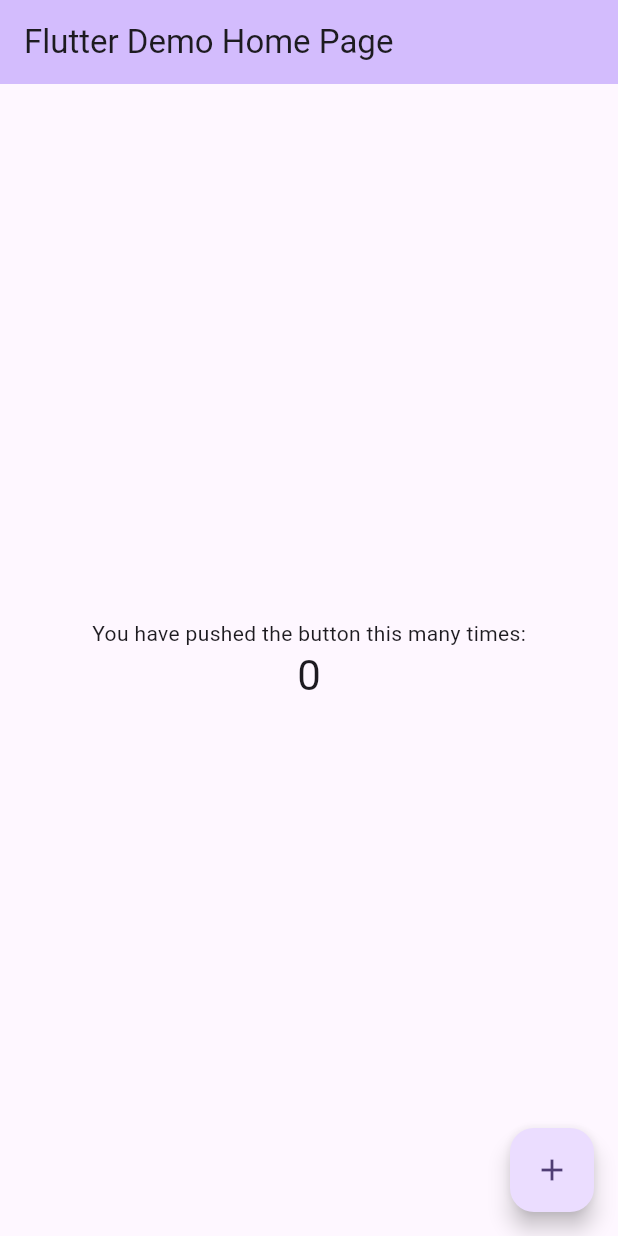
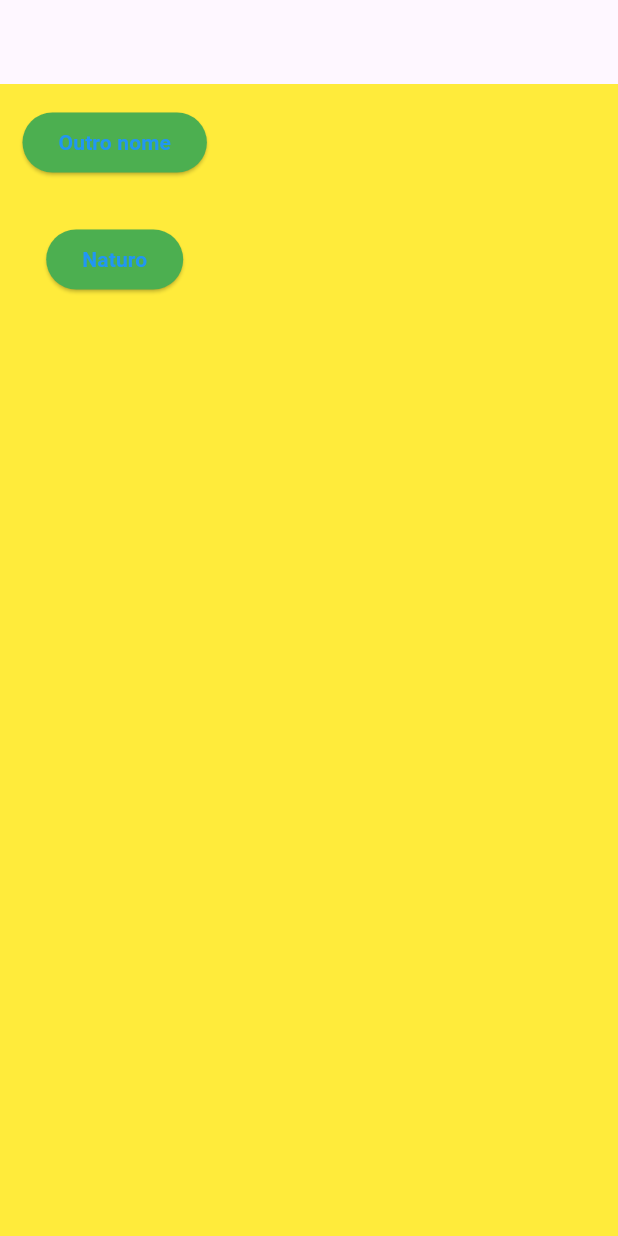
Before and after one commit to fecastilhos22/SCTEC, a Flutter app: the screen it shows after launch, on a phone screen of 412 x 824 dp. Run offline on Flutter 3.47's test engine with Material 3 defaults, Android fonts, the light colour scheme and no system bars.

Commit message:
study: aulas do dia 01 e 03/06

```diff
--- /dev/null
+++ b/flutter/primeiro_projeto_flutter_sctec/lib/app/home/home_page.dart
@@ -0,0 +1,30 @@
+import 'package:flutter/material.dart';
+import 'package:primeiro_projeto_flutter_sctec/app/shared/components/button_default_widget.dart';
+
+class HomePage extends StatelessWidget {
+  const HomePage({super.key});
+
+  @override
+  Widget build(BuildContext context) {
+    return Scaffold(
+      backgroundColor: Colors.yellow,
+      appBar: AppBar(),
+      body: Column(
+        children: [
+          ButtonDefaultWidget(
+            btnLabel: 'Outro nome',
+            action: (){
+              print('btn 1');
+            },
+          ),
+          ButtonDefaultWidget(
+            btnLabel: 'Naturo',
+            action: (){
+              print('Rsengan');
+            },
+          ),
+        ],
+      ),
+    );
+  }
+}
--- /dev/null
+++ b/flutter/primeiro_projeto_flutter_sctec/lib/app/shared/components/button_default_widget.dart
@@ -0,0 +1,18 @@
+import 'package:flutter/material.dart';
+
+class ButtonDefaultWidget extends StatelessWidget {
+  final String btnLabel;
+  final VoidCallback? action;
+  const ButtonDefaultWidget({super.key,required this.btnLabel,this.action});
+
+  @override
+  Widget build(BuildContext context) {
+    return Container(
+      margin: EdgeInsets.all(15),
+      child:ElevatedButton(
+       style: ButtonStyle(backgroundColor: .all(Colors.green)),
+       onPressed: action,
+       child: Text(btnLabel,style: TextStyle(fontWeight: .bold,color: Colors.blue),))
+    );
+  }
+}
--- /dev/null
+++ b/flutter/primeiro_projeto_flutter_sctec/lib/core/app_widget.dart
@@ -0,0 +1,13 @@
+import 'package:flutter/material.dart';
+import 'package:primeiro_projeto_flutter_sctec/app/home/home_page.dart';
+
+class AppWidget extends StatelessWidget {
+  const AppWidget({super.key});
+
+  @override
+  Widget build(BuildContext context) {//buildContext referencia onde está na árvore
+    return MaterialApp(home: HomePage(),
+
+    );
+  }
+}
--- /dev/null
+++ b/flutter/primeiro_projeto_flutter_sctec/lib/core/bootstrap.dart
@@ -0,0 +1,14 @@
+import 'dart:async';
+
+import 'package:flutter/material.dart';
+import 'package:primeiro_projeto_flutter_sctec/core/app_widget.dart';
+
+void bootstrap(){
+ return runZonedGuarded(() {
+   //Firebase
+   //Injeção de dependência
+   //Mixpanel
+   //Banco de dados,
+   runApp(AppWidget());
+ }, (error,stack) {});
+}
--- a/flutter/primeiro_projeto_flutter_sctec/lib/main.dart
+++ b/flutter/primeiro_projeto_flutter_sctec/lib/main.dart
@@ -1,122 +1,3 @@
-import 'package:flutter/material.dart';
+import 'package:primeiro_projeto_flutter_sctec/core/bootstrap.dart';
 
-void main() {
-  runApp(const MyApp());
-}
-
-class MyApp extends StatelessWidget {
-  const MyApp({super.key});
-
-  // This widget is the root of your application.
-  @override
-  Widget build(BuildContext context) {
-    return MaterialApp(
-      title: 'Flutter Demo',
-      theme: ThemeData(
-        // This is the theme of your application.
-        //
-        // TRY THIS: Try running your application with "flutter run". You'll see
-        // the application has a purple toolbar. Then, without quitting the app,
-        // try changing the seedColor in the colorScheme below to Colors.green
-        // and then invoke "hot reload" (save your changes or press the "hot
-        // reload" button in a Flutter-supported IDE, or press "r" if you used
-        // the command line to start the app).
-        //
-        // Notice that the counter didn't reset back to zero; the application
-        // state is not lost during the reload. To reset the state, use hot
-        // restart instead.
-        //
-        // This works for code too, not just values: Most code changes can be
-        // tested with just a hot reload.
-        colorScheme: .fromSeed(seedColor: Colors.deepPurple),
-      ),
-      home: const MyHomePage(title: 'Flutter Demo Home Page'),
-    );
-  }
-}
-
-class MyHomePage extends StatefulWidget {
-  const MyHomePage({super.key, required this.title});
-
-  // This widget is the home page of your application. It is stateful, meaning
-  // that it has a State object (defined below) that contains fields that affect
-  // how it looks.
-
-  // This class is the configuration for the state. It holds the values (in this
-  // case the title) provided by the parent (in this case the App widget) and
-  // used by the build method of the State. Fields in a Widget subclass are
-  // always marked "final".
-
-  final String title;
-
-  @override
-  State<MyHomePage> createState() => _MyHomePageState();
-}
-
-class _MyHomePageState extends State<MyHomePage> {
-  int _counter = 0;
-
-  void _incrementCounter() {
-    setState(() {
-      // This call to setState tells the Flutter framework that something has
-      // changed in this State, which causes it to rerun the build method below
-      // so that the display can reflect the updated values. If we changed
-      // _counter without calling setState(), then the build method would not be
-      // called again, and so nothing would appear to happen.
-      _counter++;
-    });
-  }
-
-  @override
-  Widget build(BuildContext context) {
-    // This method is rerun every time setState is called, for instance as done
-    // by the _incrementCounter method above.
-    //
-    // The Flutter framework has been optimized to make rerunning build methods
-    // fast, so that you can just rebuild anything that needs updating rather
-    // than having to individually change instances of widgets.
-    return Scaffold(
-      appBar: AppBar(
-        // TRY THIS: Try changing the color here to a specific color (to
-        // Colors.amber, perhaps?) and trigger a hot reload to see the AppBar
-        // change color while the other colors stay the same.
-        backgroundColor: Theme.of(context).colorScheme.inversePrimary,
-        // Here we take the value from the MyHomePage object that was created by
-        // the App.build method, and use it to set our appbar title.
-        title: Text(widget.title),
-      ),
-      body: Center(
-        // Center is a layout widget. It takes a single child and positions it
-        // in the middle of the parent.
-        child: Column(
-          // Column is also a layout widget. It takes a list of children and
-          // arranges them vertically. By default, it sizes itself to fit its
-          // children horizontally, and tries to be as tall as its parent.
-          //
-          // Column has various properties to control how it sizes itself and
-          // how it positions its children. Here we use mainAxisAlignment to
-          // center the children vertically; the main axis here is the vertical
-          // axis because Columns are vertical (the cross axis would be
-          // horizontal).
-          //
-          // TRY THIS: Invoke "debug painting" (choose the "Toggle Debug Paint"
-          // action in the IDE, or press "p" in the console), to see the
-          // wireframe for each widget.
-          mainAxisAlignment: .center,
-          children: [
-            const Text('You have pushed the button this many times:'),
-            Text(
-              '$_counter',
-              style: Theme.of(context).textTheme.headlineMedium,
-            ),
-          ],
-        ),
-      ),
-      floatingActionButton: FloatingActionButton(
-        onPressed: _incrementCounter,
-        tooltip: 'Increment',
-        child: const Icon(Icons.add),
-      ),
-    );
-  }
-}
+void main() => bootstrap();
```
Also changed, not shown: flutter/primeiro_projeto_flutter_sctec/lib/app/home/home_viewmodel.dart (added), flutter/primeiro_projeto_flutter_sctec/lib/core/app_routes.dart (added), flutter/primeiro_projeto_flutter_sctec/lib/core/app_theme.dart (added), flutter/primeiro_projeto_flutter_sctec/lib/core/dependency_injection.dart (added), 2 other files.
